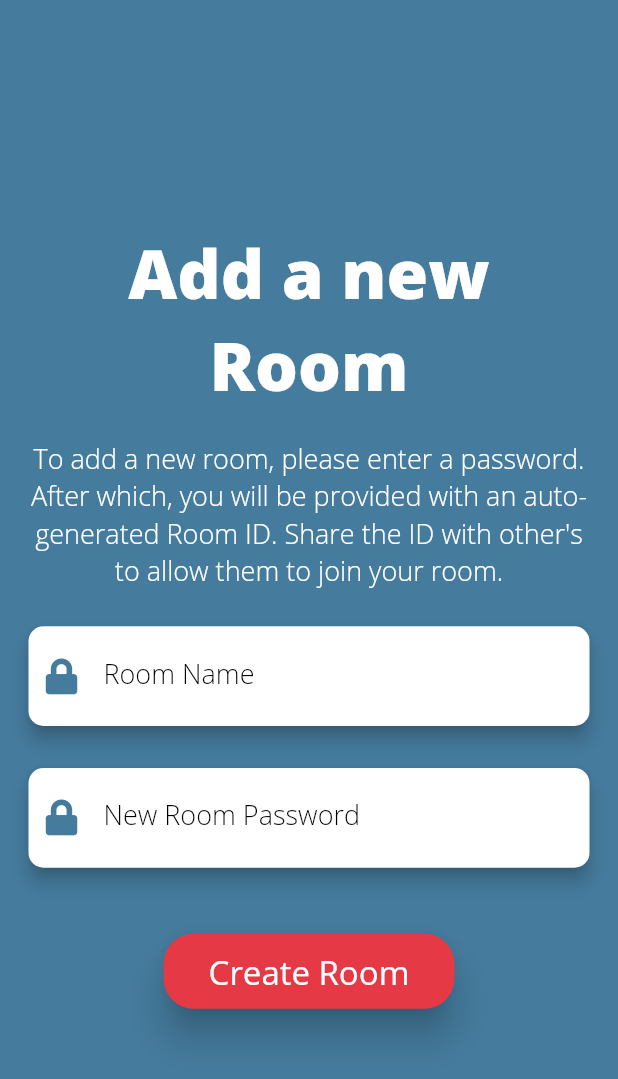
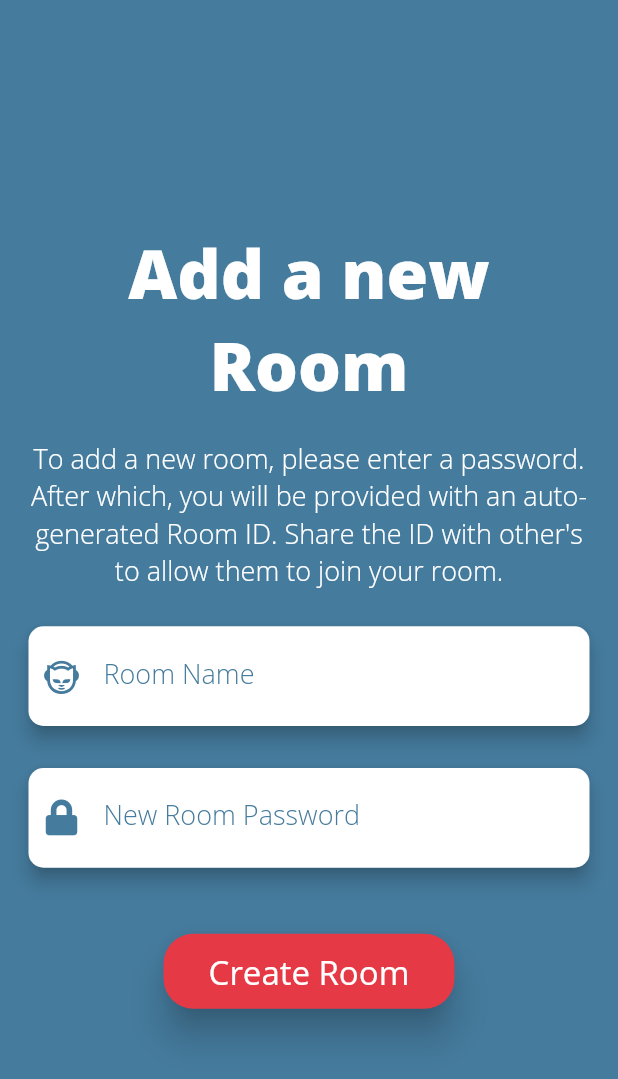
Before and after one commit to jyotirmoy-paul/private-room, a Flutter app: the AddRoomScreen screen opened directly, on a phone screen of 412 x 824 dp. Shown: the top 1079 px of the screen. Run offline on Flutter 3.47's test engine with Material 2 defaults, Android fonts, the phone set to English and light mode, and no system bars; our stand-ins replace cloud_firestore, flutter_colorpicker, flutter_speed_dial, font_awesome_flutter, modal_progress_hud, rflutter_alert; missing offline and left inert: encrypt; accounts and stored records are empty.

```diff
--- a/lib/main.dart
+++ b/lib/main.dart
@@ -11,7 +11,7 @@ class MyApp extends StatelessWidget {
     return MaterialApp(
       title: 'Private Room',
       debugShowCheckedModeBanner: false,
-      home: Scaffold(body: DashboardScreen()),
+      home: DashboardScreen(),
     );
   }
 }
--- a/lib/screens/dashboard_screen/add_room_screen.dart
+++ b/lib/screens/dashboard_screen/add_room_screen.dart
@@ -1,10 +1,12 @@
 import 'package:cloud_firestore/cloud_firestore.dart';
 import 'package:flutter/material.dart';
 import 'package:font_awesome_flutter/font_awesome_flutter.dart';
+import 'package:intl/intl.dart';
 import 'package:modal_progress_hud/modal_progress_hud.dart';
 import 'package:privateroom/services/encryption_service.dart';
 import 'package:privateroom/utility/firebase_constants.dart';
 import 'package:privateroom/utility/ui_constants.dart';
+import 'package:privateroom/widgets/card_text_field.dart';
 
 class AddRoomScreen extends StatefulWidget {
   @override
@@ -37,7 +39,8 @@ class _AddRoomScreenState extends State<AddRoomScreen> {
 
     String roomId = ref.documentID;
     String roomName = inputRoomName;
-    String roomCreationDate = DateTime.now().toString();
+    String roomCreationDate =
+        DateFormat('HH:mm, dd MMMM, yyyy').format(DateTime.now());
     String encryptedRoomId =
         EncryptionService.encrypt(roomId, inputRoomPassword, roomId);
 
@@ -79,48 +82,22 @@ class _AddRoomScreenState extends State<AddRoomScreen> {
 
     var labelText = Text(
       'To add a new room, please enter a password. After which, you will be provided with an auto-generated Room ID. Share the ID with other\'s to allow them to join your room.',
-      style: kLightLabelTextStyle.copyWith(color: kWhite),
+      style: kLightLabelTextStyle,
       textAlign: TextAlign.center,
     );
 
-    var textFieldNewRoomPassword = Card(
-      shape: RoundedRectangleBorder(
-        borderRadius: BorderRadius.circular(10.0),
-      ),
-      elevation: 5.0,
-      child: Padding(
-        padding: EdgeInsets.symmetric(horizontal: 10.0),
-        child: TextField(
-          controller: _roomPasswordController,
-          style: kLabelTextStyle,
-          decoration: InputDecoration(
-            icon: Icon(FontAwesomeIcons.lock, color: kSteelBlue),
-            labelText: 'New Room Password',
-            labelStyle: kLightLabelTextStyle,
-            border: InputBorder.none,
-          ),
-        ),
-      ),
+    var textFieldNewRoomPassword = CardTextField(
+      controller: _roomPasswordController,
+      obscureText: true,
+      labelText: 'New Room Password',
+      keyboardType: TextInputType.visiblePassword,
+      iconData: FontAwesomeIcons.lock,
     );
 
-    var textFieldRoomName = Card(
-      shape: RoundedRectangleBorder(
-        borderRadius: BorderRadius.circular(10.0),
-      ),
-      elevation: 5.0,
-      child: Padding(
-        padding: EdgeInsets.symmetric(horizontal: 10.0),
-        child: TextField(
-          controller: _roomNameController,
-          style: kLabelTextStyle,
-          decoration: InputDecoration(
-            icon: Icon(FontAwesomeIcons.lock, color: kSteelBlue),
-            labelText: 'Room Name',
-            labelStyle: kLightLabelTextStyle,
-            border: InputBorder.none,
-          ),
-        ),
-      ),
+    var textFieldRoomName = CardTextField(
+      controller: _roomNameController,
+      labelText: 'Room Name',
+      iconData: FontAwesomeIcons.napster,
     );
 
     var createRoomButton = RaisedButton(
--- a/lib/screens/dashboard_screen/dashboard_screen.dart
+++ b/lib/screens/dashboard_screen/dashboard_screen.dart
@@ -46,7 +46,8 @@ class _DashboardScreenState extends State<DashboardScreen>
 
   @override
   Widget build(BuildContext context) {
-    return Container(
+    return Scaffold(
+      body: Container(
         width: double.infinity,
         child: Stack(
           children: <Widget>[
@@ -83,6 +84,7 @@ class _DashboardScreenState extends State<DashboardScreen>
             ),
           ],
         ),
+      ),
     );
   }
 }
--- a/lib/utility/ui_constants.dart
+++ b/lib/utility/ui_constants.dart
@@ -10,7 +10,7 @@ const kLightLabelTextStyle = TextStyle(
   fontSize: 18.0,
   fontFamily: 'OpenSans',
   fontWeight: FontWeight.w100,
-  color: kBlack,
+  color: kWhite,
 );
 
 const kLabelTextStyle = TextStyle(
--- /dev/null
+++ b/lib/widgets/card_text_field.dart
@@ -0,0 +1,43 @@
+import 'package:flutter/material.dart';
+import 'package:privateroom/utility/ui_constants.dart';
+
+class CardTextField extends StatelessWidget {
+  const CardTextField({
+    this.controller,
+    @required this.labelText,
+    this.keyboardType,
+    @required this.iconData,
+    this.obscureText,
+  });
+
+  final TextEditingController controller;
+  final String labelText;
+  final TextInputType keyboardType;
+  final IconData iconData;
+  final bool obscureText;
+
+  @override
+  Widget build(BuildContext context) {
+    return Card(
+      shape: RoundedRectangleBorder(
+        borderRadius: BorderRadius.circular(10.0),
+      ),
+      elevation: 5.0,
+      child: Padding(
+        padding: EdgeInsets.symmetric(horizontal: 10.0),
+        child: TextField(
+          obscureText: obscureText ?? false,
+          keyboardType: keyboardType,
+          style: kLabelTextStyle,
+          controller: controller,
+          decoration: InputDecoration(
+            icon: Icon(iconData, color: kSteelBlue),
+            labelText: labelText,
+            labelStyle: kLightLabelTextStyle.copyWith(color: kSteelBlue),
+            border: InputBorder.none,
+          ),
+        ),
+      ),
+    );
+  }
+}
```
Also changed, not shown: lib/screens/dashboard_screen/foreground_screen.dart (+82 -153 lines), lib/screens/dashboard_screen/nav_bar_screen.dart (+5 -3 lines), lib/screens/dashboard_screen/nav_item.dart (+7 -5 lines), lib/screens/messaging_screen/messaging_screen.dart (+8 -1 lines), lib/widgets/not_found.dart (added, +29 -0 lines), lib/widgets/room_item_widget.dart (added, +213 -0 lines). Lines whose indentation alone changed are shown as unchanged.
